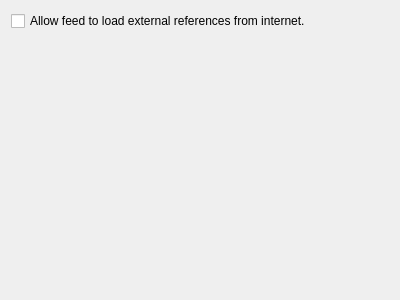
Qt form configuration/ui/settings_security.ui (KDE/akregator) before a commit.
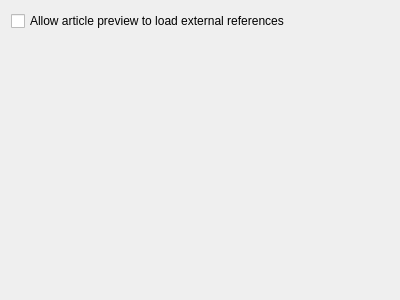
The same form after that commit.

Commit message:
Configure Security page: Improve wording of external references option
I18N:

The edit to the form file:
```diff
--- a/configuration/ui/settings_security.ui
+++ b/configuration/ui/settings_security.ui
@@ -14,7 +14,10 @@
    <item>
     <widget class="QCheckBox" name="kcfg_LoadExternalReferences">
      <property name="text">
-      <string>Allow feed to load external references from internet.</string>
+      <string>Allow article preview to load external references</string>
+     </property>
+     <property name="toolTip">
+      <string>Allow the article preview to load external references from the Internet. This may allow websites or third parties to observe the articles that you have viewed.</string>
      </property>
     </widget>
    </item>
```
